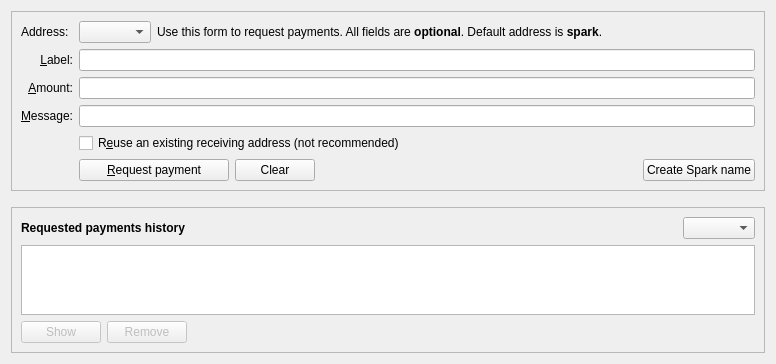
Above: src/qt/forms/receivecoinsdialog.ui from firoorg/firo before the change. Below: the same form after it.
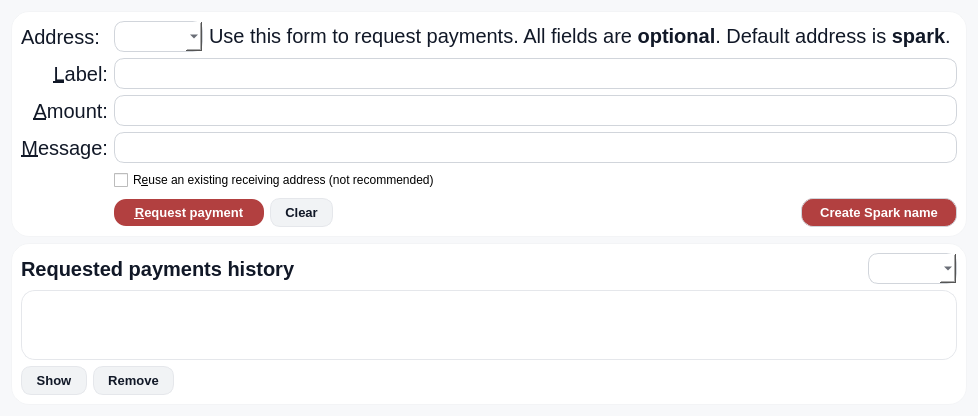
That is the form after the change. Custom widgets are drawn as their Qt base class.

Commit message: UI modernization and new Spark Assets UI

Patch:
```diff
--- a/src/qt/forms/receivecoinsdialog.ui
+++ b/src/qt/forms/receivecoinsdialog.ui
@@ -2,6 +2,105 @@
 <ui version="4.0">
  <class>ReceiveCoinsDialog</class>
  <widget class="QWidget" name="ReceiveCoinsDialog">
+  <property name="styleSheet">
+<string notr="true">
+QWidget#ReceiveCoinsDialog {
+    background: #F7F8FA;
+    font-family: "Segoe UI";
+}
+QFrame#frame, QFrame#frame2 {
+    background: #FFFFFF;
+    border-radius: 18px;
+    border: 1px solid #F3F4F6;
+    box-shadow:
+        0 8px 15px rgba(0,0,0,0.10),
+        0 4px 6px rgba(0,0,0,0.06),
+        inset 0 1px 3px rgba(255,255,255,0.8);
+}
+QLabel {
+    color: #111827;
+    font-size: 11pt;
+}
+
+QLineEdit,
+BitcoinAmountField,
+QComboBox {
+    background: #FFFFFF;
+    border-radius: 10px;
+    border: 1px solid #D1D5DB;
+    padding: 6px 10px;
+    font-size: 10pt;
+    color: #111827;
+}
+
+QTableView {
+    background: #FFFFFF;
+    border-radius: 14px;
+    border: 1px solid #E5E7EB;
+    font-size: 10pt;
+    gridline-color: #FFFFFF;
+    alternate-background-color: transparent;
+    selection-background-color: #F1F3F5;
+}
+
+QHeaderView::section {
+    background: #FFFFFF;
+    padding: 6px;
+    border: none;
+    font-weight: 600;
+    color: #6B7280;
+}
+QPushButton {
+    background: #F1F3F5;
+    border-radius: 10px;
+    border: 1px solid #E5E7EB;
+    padding: 6px 14px;
+    font-size: 10pt;
+    font-weight: 600;
+    color: #111827;
+}
+
+QPushButton:hover {
+    background: #E5E7EB;
+}
+
+QPushButton#receiveButton {
+    background: #B24040;
+    border: none;
+    color: #FFFFFF;
+    font-weight: 600;
+    border-radius: 12px;
+}
+
+QPushButton#receiveButton:hover {
+    background: #B24040;
+}
+
+QPushButton#createSparkNameButton {
+    background: #B24040;
+    border-radius: 12px;
+    border: 1px solid #D1D5DB;
+    padding: 6px 18px;
+    color: #FFFFFF;
+}
+
+QPushButton#createSparkNameButton:hover {
+    background: #F3F4F6;
+}
+
+QLabel {
+    background: transparent;
+    color: #111827;
+    font-size: 15pt;
+}
+
+QFrame#frame QLabel,
+QFrame#frame2 QLabel {
+    background: #FFFFFF;
+}
+
+</string>
+</property>
   <property name="geometry">
    <rect>
     <x>0</x>
```
The commit also changes 26 other files.
